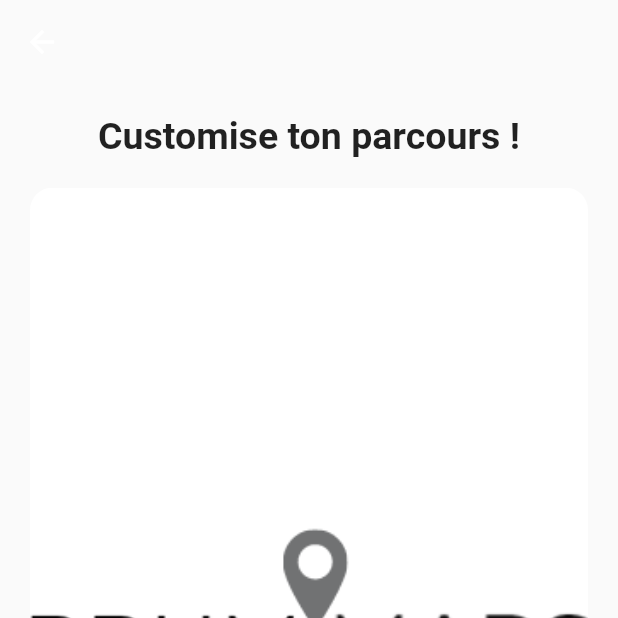
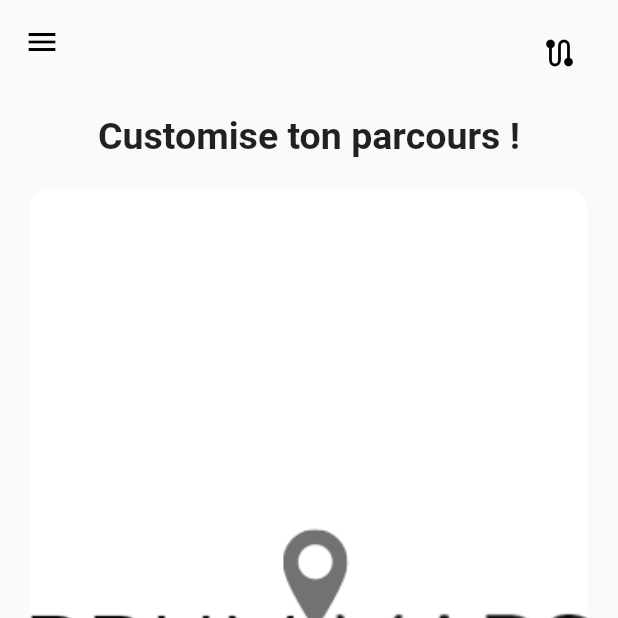
Before and after one commit to Brum-maps/brum_maps_app, a Flutter app: the TinderPage screen opened directly, on a phone screen of 412 x 824 dp, the top half of it. Run offline on Flutter 3.47's test engine with Material 2 defaults, Android fonts, the phone set to English and light mode, and no system bars; our stand-ins replace bloc, equatable, flutter_bloc, geocoding, geolocator, google_fonts and 1 more; missing offline and left inert: flow_builder, flutter_polyline_points.

Commit message:
navigation editing

```diff
--- a/lib/app/view/app_view.dart
+++ b/lib/app/view/app_view.dart
@@ -39,9 +39,7 @@ class AppView extends StatelessWidget {
         switch (state.status) {
           case AuthenticationStatus.authenticated:
             return [
-              MapsPage.page()
-              // TinderPage.page()
-              // HomePage.page()
+              TinderPage.page()
             ];
           case AuthenticationStatus.unauthenticated:
             return [LoginPage.page()];
--- a/lib/home/view/home_view.dart
+++ b/lib/home/view/home_view.dart
@@ -9,18 +9,18 @@ class HomePage extends StatelessWidget {
   @override
   Widget build(BuildContext context) {
     return  Scaffold(
-      drawer: AppDrawer(),
+      //drawer: AppDrawer(),
       appBar: AppBar(
         title: const Text("Parcours"),
       ),
-      floatingActionButton: FloatingActionButton(
+      /*floatingActionButton: FloatingActionButton(
         onPressed: () {},
         backgroundColor: const Color(0xFFAE9387),
         child: const Icon(
           Icons.add,
           color: Colors.white,
         ),
-      ),
+      ),*/
       body: Padding(
         padding: const EdgeInsets.symmetric(horizontal: 15, vertical: 5),
         child: ListView.separated(
--- a/lib/tinder/view/tinder_page.dart
+++ b/lib/tinder/view/tinder_page.dart
@@ -1,3 +1,5 @@
+import 'package:brummaps/home/home.dart';
+import 'package:brummaps/home/widget/drawer.dart';
 import 'package:brummaps/tinder/widget/card_provider.dart';
 import 'package:brummaps/tinder/widget/tinder_card.dart';
 import 'package:flutter/material.dart';
@@ -12,9 +14,26 @@ class TinderPage extends StatelessWidget {
     return ChangeNotifierProvider(
       create: (context) => CardProvider(),
       child: Scaffold(
+        drawer: AppDrawer(),
         appBar: AppBar(
+          iconTheme: const IconThemeData(
+            color: Colors.black
+          ),
           elevation: 0,
           backgroundColor: Colors.transparent,
+          actions: [
+            Padding(
+              padding: const EdgeInsets.all(15),
+              child: IconButton(
+                  icon: const Icon(Icons.route_rounded),
+                onPressed: (){
+                    Navigator.of(context).push(MaterialPageRoute<Widget>(builder: (context ){
+                      return HomePage();
+                    }));
+                },
+              ),
+            )
+          ],
         ),
         body: SafeArea(
           child: Column(
```
